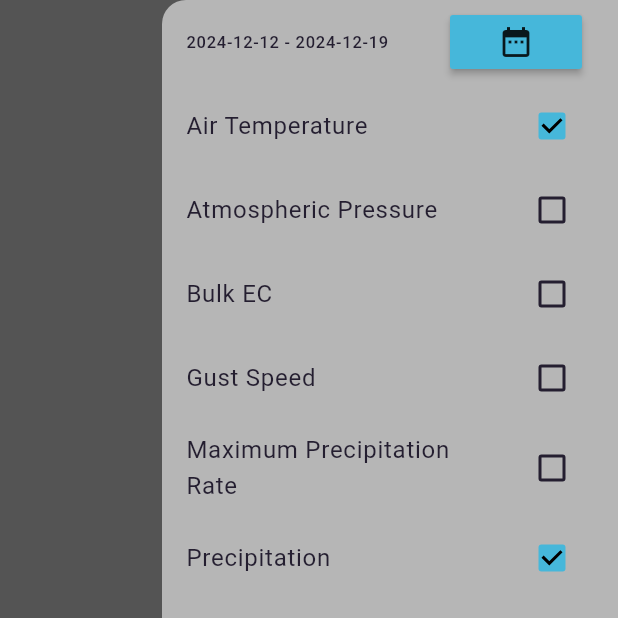
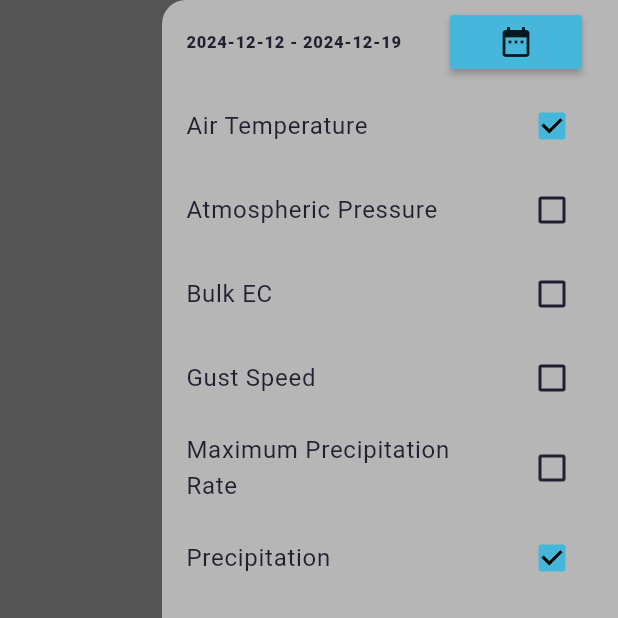
Before and after one commit to mt-climate-office/Mesonet_Mobile_app, a Flutter app: the Chartmanager screen opened directly with empty values, with the side drawer open, on a phone screen of 412 x 824 dp, the top half of it. Run offline on Flutter 3.47's test engine with Material 3 defaults, Android fonts, the phone set to English and light mode, and no system bars; our stand-ins replace flutter_map, latlong2, transparent_image; missing offline and left inert: flutter_isolate.

Commit message:
Stylistic changes to fonts

```diff
--- a/lib/Screens/DataPages/ChartManager.dart
+++ b/lib/Screens/DataPages/ChartManager.dart
@@ -68,7 +68,9 @@ class _ChartmanagerState extends State<Chartmanager> {
     List<Widget> checklist = [];
 
     checklist.add(ListTile(
-      leading: Text('${f.format(_selectedDateRange!.start)} - ${f.format(_selectedDateRange!.end)}'),
+      leading: Text('${f.format(_selectedDateRange!.start)} - ${f.format(_selectedDateRange!.end)}',
+      style: TextStyle(fontWeight: FontWeight.w800),
+      ),
       trailing: MaterialButton(
         color: Theme.of(context).colorScheme.primary,
         onPressed: _show,
--- a/lib/Screens/StationPage.dart
+++ b/lib/Screens/StationPage.dart
@@ -54,7 +54,9 @@ class _HydroStationPageState extends State<HydroStationPage> {
   Widget build(BuildContext context) {
     return Scaffold(
       appBar: AppBar(
-        title: Text(widget.station.name),
+        title: Text(widget.station.name,
+        style: TextStyle(fontWeight: FontWeight.w800,
+        color: Colors.white),),
         centerTitle: true,
         backgroundColor: (widget.station.subNetwork == 'HydroMet') ?Theme.of(context).colorScheme.primary : Theme.of(context).colorScheme.secondary,
       ),
```
